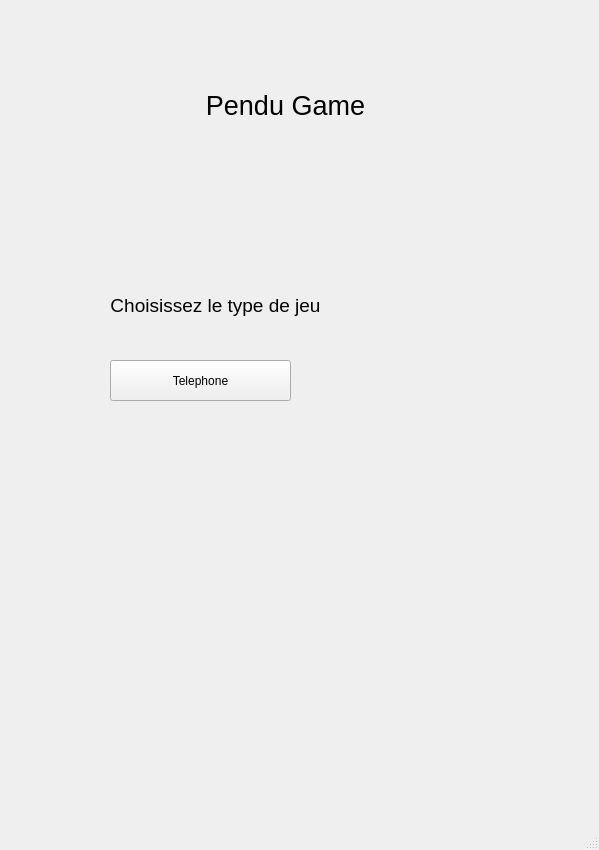
First picture: the form in view/choose.ui, repository Shidory/pendu, before the edit.
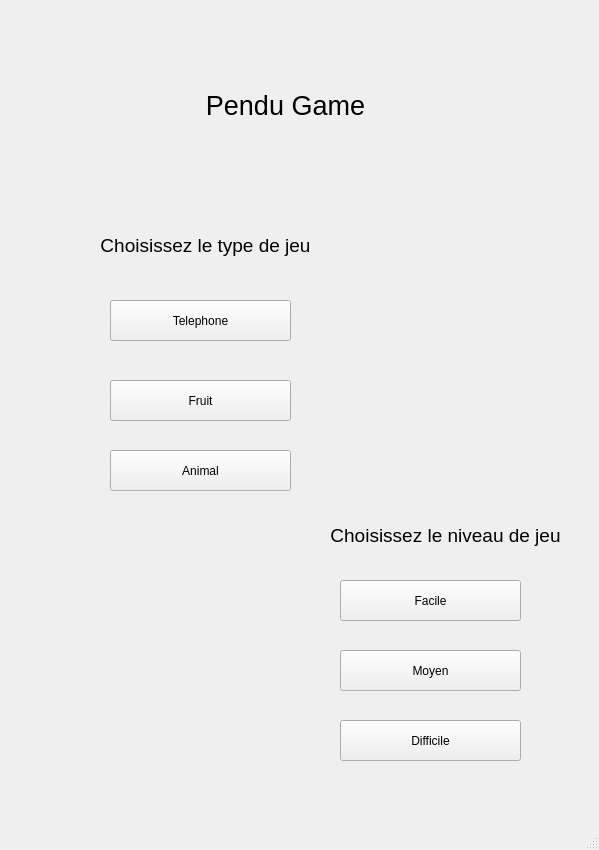
Second picture: the form after the edit.

Diff of the .ui file:
```diff
--- a/view/choose.ui
+++ b/view/choose.ui
@@ -38,8 +38,8 @@
    <widget class="QLabel" name="label_2">
     <property name="geometry">
      <rect>
-      <x>90</x>
-      <y>270</y>
+      <x>80</x>
+      <y>210</y>
       <width>251</width>
       <height>71</height>
      </rect>
@@ -60,7 +60,7 @@
     <property name="geometry">
      <rect>
       <x>110</x>
-      <y>360</y>
+      <y>300</y>
       <width>181</width>
       <height>41</height>
      </rect>
@@ -69,6 +69,92 @@
      <string>Telephone</string>
     </property>
    </widget>
+   <widget class="QPushButton" name="btn_fruit">
+    <property name="geometry">
+     <rect>
+      <x>110</x>
+      <y>380</y>
+      <width>181</width>
+      <height>41</height>
+     </rect>
+    </property>
+    <property name="text">
+     <string>Fruit</string>
+    </property>
+   </widget>
+   <widget class="QPushButton" name="btn_animal">
+    <property name="geometry">
+     <rect>
+      <x>110</x>
+      <y>450</y>
+      <width>181</width>
+      <height>41</height>
+     </rect>
+    </property>
+    <property name="text">
+     <string>Animal</string>
+    </property>
+   </widget>
+   <widget class="QLabel" name="label_3">
+    <property name="geometry">
+     <rect>
+      <x>320</x>
+      <y>500</y>
+      <width>251</width>
+      <height>71</height>
+     </rect>
+    </property>
+    <property name="font">
+     <font>
+      <pointsize>14</pointsize>
+     </font>
+    </property>
+    <property name="text">
+     <string>Choisissez le niveau de jeu</string>
+    </property>
+    <property name="alignment">
+     <set>Qt::AlignCenter</set>
+    </property>
+   </widget>
+   <widget class="QPushButton" name="btn_facile">
+    <property name="geometry">
+     <rect>
+      <x>340</x>
+      <y>580</y>
+      <width>181</width>
+      <height>41</height>
+     </rect>
+    </property>
+    <property name="text">
+     <string>Facile</string>
+    </property>
+   </widget>
+   <widget class="QPushButton" name="btn_moyen">
+    <property name="geometry">
+     <rect>
+      <x>340</x>
+      <y>650</y>
+      <width>181</width>
+      <height>41</height>
+     </rect>
+    </property>
+    <property name="text">
+     <string>Moyen</string>
+    </property>
+   </widget>
+   <widget class="QPushButton" name="btn_difficile">
+    <property name="geometry">
+     <rect>
+      <x>340</x>
+      <y>720</y>
+      <width>181</width>
+      <height>41</height>
+     </rect>
+    </property>
+    <property name="text">
+     <string>Difficile</string>
+    </property>
+   </widget>
   </widget>
   <widget class="QMenuBar" name="menubar">
    <property name="geometry">
```
